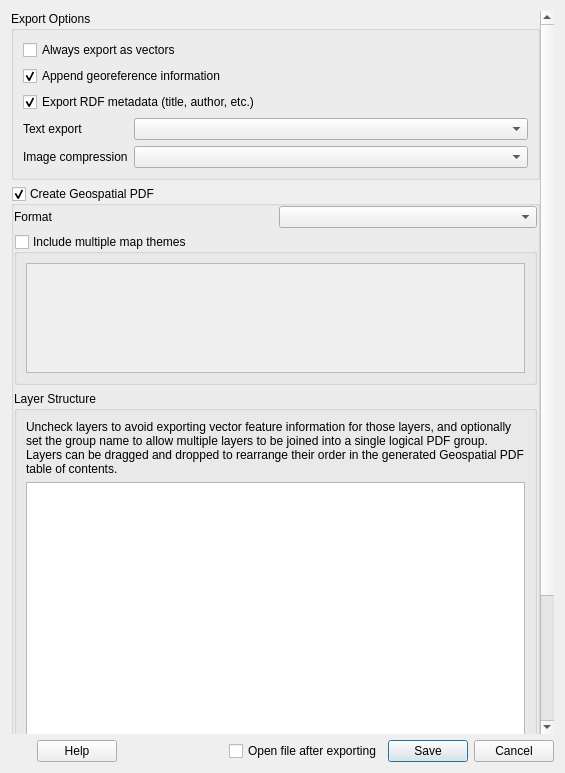
Above: src/ui/layout/qgspdfexportoptions.ui from qgis/QGIS before the change. Below: the same form after it.
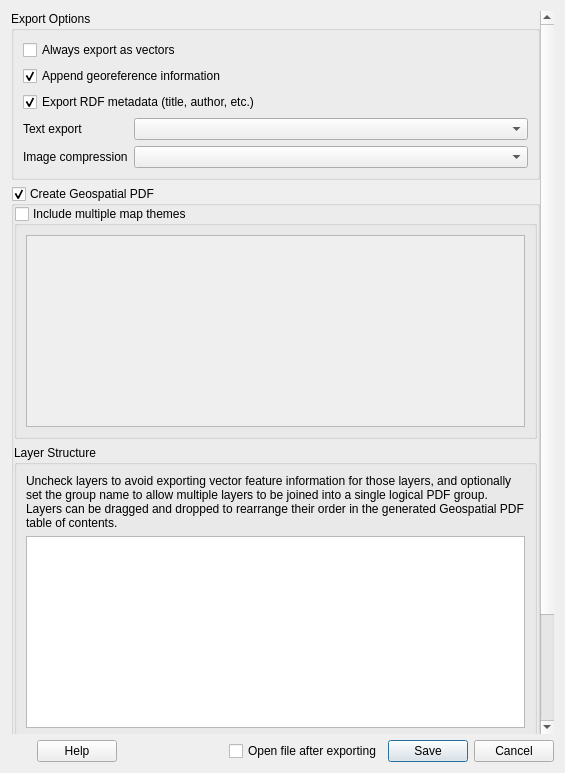
That is the form after the change. Custom widgets are drawn as their Qt base class.

Commit message:
GUI: geospatial PDF export: remove support for OGC 'best practice' geospatial encoding
This was removed from GDAL 3.11 per https://github.com/OSGeo/gdal/pull/11048

```diff
--- a/src/ui/layout/qgspdfexportoptions.ui
+++ b/src/ui/layout/qgspdfexportoptions.ui
@@ -175,7 +175,7 @@
               <property name="bottomMargin">
                <number>0</number>
               </property>
-              <item row="2" column="0" colspan="2">
+              <item row="1" column="0" colspan="2">
                <widget class="QgsCollapsibleGroupBoxBasic" name="mIncludeMapThemesCheck">
                 <property name="title">
                  <string>Include multiple map themes</string>
@@ -193,17 +193,7 @@
                 </layout>
                </widget>
               </item>
-              <item row="1" column="0">
-               <widget class="QLabel" name="label">
-                <property name="text">
-                 <string>Format</string>
-                </property>
-               </widget>
-              </item>
-              <item row="1" column="1">
-               <widget class="QComboBox" name="mGeospatialPdfFormatComboBox"/>
-              </item>
-              <item row="3" column="0" colspan="2">
+              <item row="2" column="0" colspan="2">
                <widget class="QGroupBox" name="mExportGeospatialPdfFeaturesCheckBox">
                 <property name="title">
                  <string>Layer Structure</string>
```
Left out of the diff: 1 changed line with no effect on the pictures. The commit also changes 5 other files.
